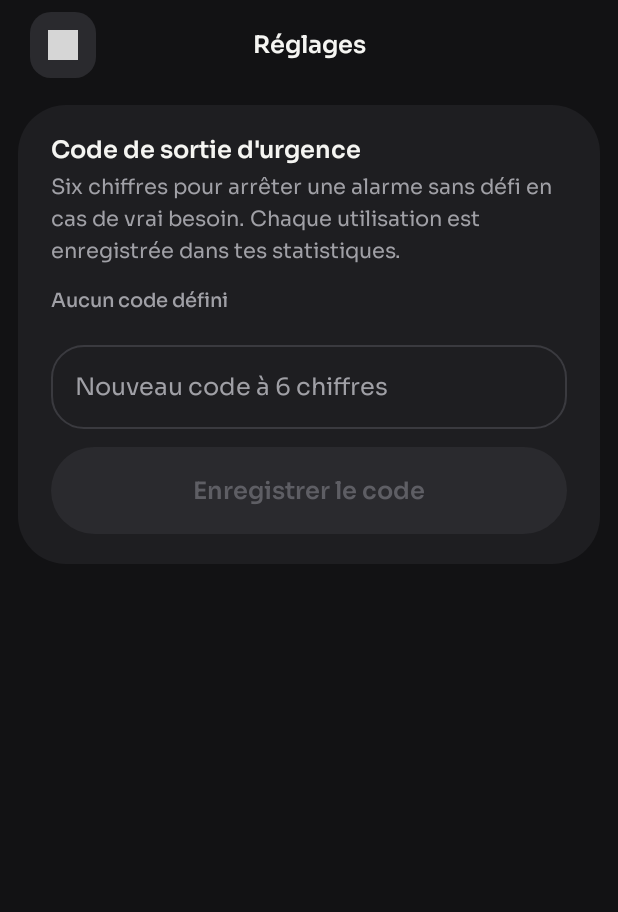
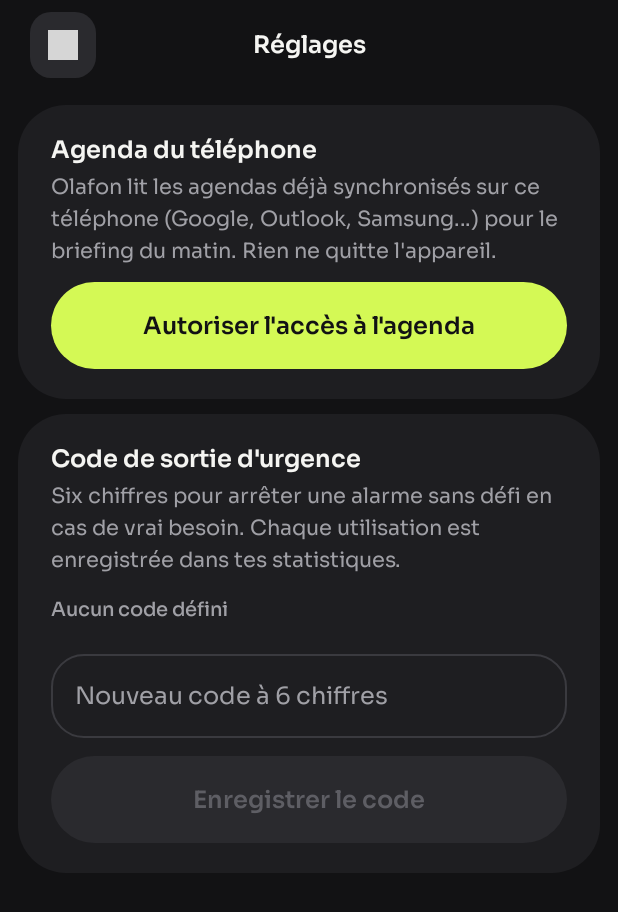
Before and after one commit to justinadjassem/olafon, an Android app built with Jetpack Compose: the composable SettingsScreen shown on its own in the app's theme, on a phone screen of 412 x 824 dp. Shown: the top 912 px of the screen. Run offline under Robolectric (Android 15) with nearby library versions, the phone set to English and light mode, and no system bars; our stand-ins replace Dagger/Hilt's generated code; 1 statement that could not run was skipped; grey boxes are pictures that could not be loaded.

Commit message:
feat(settings): choose which calendars to include

```diff
--- a/feature/home/src/main/java/com/olafon/feature/home/settings/SettingsScreen.kt
+++ b/feature/home/src/main/java/com/olafon/feature/home/settings/SettingsScreen.kt
@@ -1,5 +1,7 @@
 package com.olafon.feature.home.settings
 
+import androidx.activity.compose.rememberLauncherForActivityResult
+import androidx.activity.result.contract.ActivityResultContracts
 import androidx.compose.foundation.background
 import androidx.compose.foundation.clickable
 import androidx.compose.foundation.layout.Arrangement
@@ -14,7 +16,9 @@ import androidx.compose.foundation.layout.navigationBarsPadding
 import androidx.compose.foundation.layout.padding
 import androidx.compose.foundation.layout.size
 import androidx.compose.foundation.layout.statusBarsPadding
+import androidx.compose.foundation.rememberScrollState
 import androidx.compose.foundation.text.KeyboardOptions
+import androidx.compose.foundation.verticalScroll
 import androidx.compose.material3.Icon
 import androidx.compose.material3.MaterialTheme
 import androidx.compose.material3.OutlinedTextField
@@ -40,13 +44,19 @@ import com.olafon.core.designsystem.R as DsR
 import com.olafon.core.designsystem.component.OlafonCard
 import com.olafon.core.designsystem.component.PillButton
 import com.olafon.core.designsystem.component.PillStyle
+import com.olafon.core.designsystem.component.SettingRow
+import com.olafon.core.designsystem.component.ToggleSwitch
 import com.olafon.core.designsystem.theme.OlafonColors
 import com.olafon.feature.home.R
 
 /** Settings: today only the emergency exit code. Theme and sources come with later steps. */
 @Composable
 fun SettingsScreen(onBack: () -> Unit, viewModel: SettingsViewModel = hiltViewModel()) {
-    val hasCode by viewModel.hasEmergencyCode.collectAsStateWithLifecycle()
+    val state by viewModel.state.collectAsStateWithLifecycle()
+    val hasCode = state.hasEmergencyCode
+    val calendarPermission = rememberLauncherForActivityResult(ActivityResultContracts.RequestPermission()) {
+        viewModel.refreshCalendars()
+    }
     var code by rememberSaveable { mutableStateOf("") }
     var rejected by rememberSaveable { mutableStateOf(false) }
 
@@ -56,7 +66,8 @@ fun SettingsScreen(onBack: () -> Unit, viewModel: SettingsViewModel = hiltViewMo
             .background(OlafonColors.Background)
             .statusBarsPadding()
             .navigationBarsPadding()
-            .padding(horizontal = 12.dp),
+            .padding(horizontal = 12.dp)
+            .verticalScroll(rememberScrollState()),
         verticalArrangement = Arrangement.spacedBy(10.dp),
     ) {
         Row(
@@ -82,6 +93,19 @@ fun SettingsScreen(onBack: () -> Unit, viewModel: SettingsViewModel = hiltViewMo
             }
             Text(stringResource(R.string.settings_title), style = MaterialTheme.typography.titleMedium)
             Spacer(Modifier.size(44.dp))
+        }
+        OlafonCard {
+            Text(stringResource(R.string.settings_calendar_title), style = MaterialTheme.typography.titleMedium)
+            Spacer(Modifier.height(6.dp))
+            Text(
+                stringResource(R.string.settings_calendar_text),
+                style = MaterialTheme.typography.bodyMedium,
+                color = OlafonColors.Muted,
+            )
+            Spacer(Modifier.height(12.dp))
+            CalendarChoice(state, onAllow = {
+                calendarPermission.launch(READ_CALENDAR)
+            }, onToggle = viewModel::onCalendarToggle)
         }
         OlafonCard {
             Text(stringResource(R.string.settings_emergency_title), style = MaterialTheme.typography.titleMedium)
@@ -151,3 +175,41 @@ fun SettingsScreen(onBack: () -> Unit, viewModel: SettingsViewModel = hiltViewMo
         }
     }
 }
+
+@Composable
+private fun CalendarChoice(state: SettingsUiState, onAllow: () -> Unit, onToggle: (Long, Boolean) -> Unit) {
+    when {
+        !state.calendarPermission -> PillButton(
+            text = stringResource(R.string.settings_calendar_allow),
+            onClick = onAllow,
+            modifier = Modifier.fillMaxWidth(),
+        )
+        state.calendars.isEmpty() -> Text(
+            stringResource(R.string.settings_calendar_none),
+            style = MaterialTheme.typography.bodyMedium,
+            color = OlafonColors.Muted,
+        )
+        else -> {
+            Text(
+                stringResource(R.string.settings_calendar_included),
+                style = MaterialTheme.typography.labelMedium,
+                color = OlafonColors.Lime,
+            )
+            state.calendars.forEachIndexed { index, calendar ->
+                SettingRow(
+                    title = calendar.name,
+                    subtitle = calendar.account,
+                    divider = index < state.calendars.lastIndex,
+                    trailing = {
+                        ToggleSwitch(
+                            checked = calendar.id !in state.excludedCalendarIds,
+                            onCheckedChange = { onToggle(calendar.id, it) },
+                        )
+                    },
+                )
+            }
+        }
+    }
+}
+
+private const val READ_CALENDAR = "android.permission.READ_CALENDAR"
--- a/feature/home/src/main/java/com/olafon/feature/home/settings/SettingsViewModel.kt
+++ b/feature/home/src/main/java/com/olafon/feature/home/settings/SettingsViewModel.kt
@@ -2,20 +2,59 @@ package com.olafon.feature.home.settings
 
 import androidx.lifecycle.ViewModel
 import androidx.lifecycle.viewModelScope
+import com.olafon.core.domain.model.DeviceCalendar
+import com.olafon.core.domain.repository.CalendarRepository
 import com.olafon.core.domain.repository.PreferencesRepository
+import com.olafon.core.domain.usecase.SyncBriefingUseCase
 import dagger.hilt.android.lifecycle.HiltViewModel
 import javax.inject.Inject
+import kotlinx.coroutines.flow.MutableStateFlow
 import kotlinx.coroutines.flow.SharingStarted
 import kotlinx.coroutines.flow.StateFlow
-import kotlinx.coroutines.flow.map
+import kotlinx.coroutines.flow.combine
 import kotlinx.coroutines.flow.stateIn
+import kotlinx.coroutines.flow.update
 import kotlinx.coroutines.launch
 
+data class SettingsUiState(
+    val hasEmergencyCode: Boolean = false,
+    val calendarPermission: Boolean = false,
+    val calendars: List<DeviceCalendar> = emptyList(),
+    val excludedCalendarIds: Set<Long> = emptySet(),
+)
+
 @HiltViewModel
-class SettingsViewModel @Inject constructor(private val preferences: PreferencesRepository) : ViewModel() {
-    val hasEmergencyCode: StateFlow<Boolean> = preferences.observe()
-        .map { it.hasEmergencyExitCode }
-        .stateIn(viewModelScope, SharingStarted.WhileSubscribed(STOP_TIMEOUT_MS), false)
+class SettingsViewModel @Inject constructor(
+    private val preferences: PreferencesRepository,
+    private val calendarRepository: CalendarRepository,
+    private val syncBriefing: SyncBriefingUseCase,
+) : ViewModel() {
+    private val device = MutableStateFlow(SettingsUiState())
+
+    val state: StateFlow<SettingsUiState> = combine(preferences.observe(), device) { prefs, device ->
+        device.copy(hasEmergencyCode = prefs.hasEmergencyExitCode, excludedCalendarIds = prefs.excludedCalendarIds)
+    }.stateIn(viewModelScope, SharingStarted.WhileSubscribed(STOP_TIMEOUT_MS), SettingsUiState())
+
+    init {
+        refreshCalendars()
+    }
+
+    /** Called at start and after the permission dialog: lists the calendars and refreshes the briefing cache. */
+    fun refreshCalendars() {
+        viewModelScope.launch {
+            val granted = calendarRepository.hasPermission()
+            val calendars = runCatching { calendarRepository.calendars() }.getOrDefault(emptyList())
+            device.update { it.copy(calendarPermission = granted, calendars = calendars) }
+            if (granted) runCatching { syncBriefing() }
+        }
+    }
+
+    fun onCalendarToggle(calendarId: Long, included: Boolean) {
+        viewModelScope.launch {
+            preferences.setCalendarIncluded(calendarId, included)
+            runCatching { syncBriefing() }
+        }
+    }
 
     /** Returns false when [code] is not exactly [CODE_LENGTH] digits. */
     fun onSetEmergencyCode(code: String): Boolean {
--- a/feature/home/src/main/res/values/strings.xml
+++ b/feature/home/src/main/res/values/strings.xml
@@ -13,7 +13,9 @@
     <string name="home_tomorrow">Demain</string>
     <string name="home_events">Événements</string>
     <string name="home_tasks">Tâches</string>
-    <string name="home_briefing_soon">agenda à venir</string>
+    <string name="home_agenda_not_connected">agenda non connecté</string>
+    <string name="home_first_event_at">· 1ʳᵉ à %1$s</string>
+    <string name="home_tasks_overdue">· %1$d en retard</string>
     <string name="home_wakes">réveils</string>
     <string name="home_my_alarms">Mes réveils</string>
     <string name="home_no_alarm">Aucune alarme pour l\'instant. Appuie sur + pour en créer une.</string>
@@ -63,6 +65,11 @@
     <string name="edit_delete">Supprimer cette alarme</string>
 
     <string name="settings_title">Réglages</string>
+    <string name="settings_calendar_title">Agenda du téléphone</string>
+    <string name="settings_calendar_text">Olafon lit les agendas déjà synchronisés sur ce téléphone (Google, Outlook, Samsung…) pour le briefing du matin. Rien ne quitte l\'appareil.</string>
+    <string name="settings_calendar_allow">Autoriser l\'accès à l\'agenda</string>
+    <string name="settings_calendar_none">Aucun agenda trouvé sur ce téléphone.</string>
+    <string name="settings_calendar_included">Agendas inclus dans le briefing</string>
     <string name="settings_emergency_title">Code de sortie d\'urgence</string>
     <string name="settings_emergency_text">Six chiffres pour arrêter une alarme sans défi en cas de vrai besoin. Chaque utilisation est enregistrée dans tes statistiques.</string>
     <string name="settings_emergency_set">Un code est défini</string>
```
